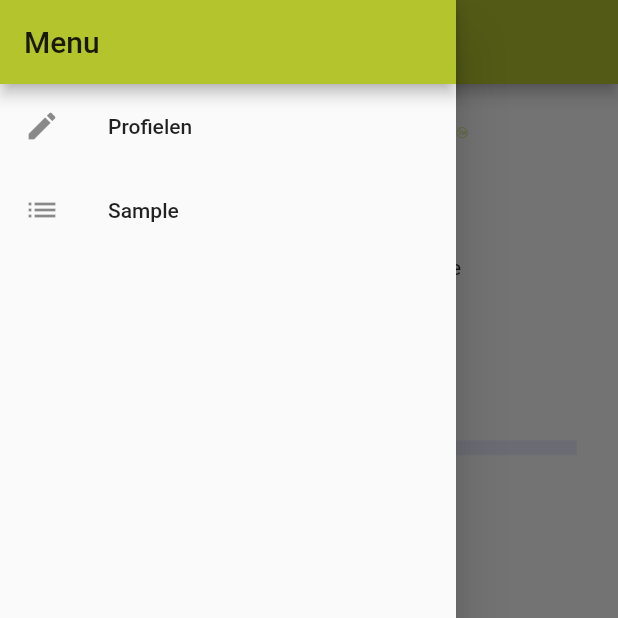
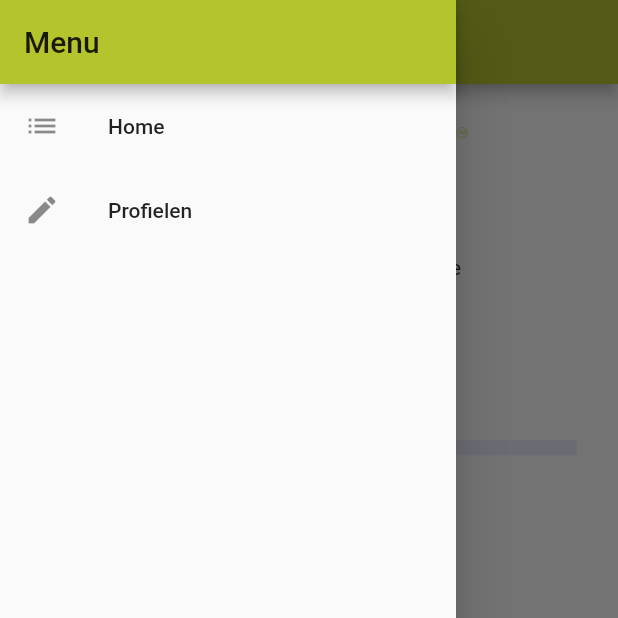
Before and after one commit to Luquatic/IPMEDTH, a Flutter app: the HomePage screen opened by its route, with the side drawer open, on a phone screen of 412 x 824 dp, the top half of it. Run offline on Flutter 3.47's test engine with Material 2 defaults, Android fonts, the phone set to English and light mode, and no system bars; drawn by our look-alikes of flutter_xlider; missing offline and left inert: flutter_sound.

```diff
--- a/lib/main.dart
+++ b/lib/main.dart
@@ -1,13 +1,16 @@
 import 'dart:async';
 
+import 'package:Applaudio/pages/profielen.dart';
 import 'package:flutter/material.dart';
 
 import 'package:flutter/material.dart';
 import 'package:Applaudio/styles/theme.dart' as Theme; //package for the custom styles
+import 'package:flutter/widgets.dart';
 // import 'package:flutter/rendering.dart';
 
 import './pages/intro.dart';
 import './pages/home.dart';
+import './pages/profielen.dart';
 
 void main() {
   // debugPaintSizeEnabled = true;
@@ -25,6 +28,7 @@ class MyApp extends StatelessWidget {
         '/': (BuildContext context) => IntroPage(),
         '/intro': (BuildContext context) => IntroPage(),
         '/home': (BuildContext context) => HomePage(),
+        '/profielen': (BuildContext context) => Profielen()
       },
     );
   }
--- a/lib/pages/home.dart
+++ b/lib/pages/home.dart
@@ -17,15 +17,17 @@ Widget _buildSideDrawer(BuildContext context) {
           title: Text('Menu'),
         ),
         ListTile(
+          leading: Icon(Icons.list),
+          title: Text('Home'),
+          onTap: () {
+            Navigator.pushReplacementNamed(context, '/home');
+          },
+        ),
+        ListTile(
           leading: Icon(Icons.edit),
           title: Text('Profielen'),
-          onTap: () {},
-        ),
-        ListTile(
-          leading: Icon(Icons.list),
-          title: Text('Sample'),
           onTap: () {
-            Navigator.pushReplacementNamed(context, '/sample');
+            Navigator.pushNamed(context, '/profielen');
           },
         ),
       ],
```
Also changed, not shown: lib/pages/profielen.dart (added, +37 -0 lines), 16 other files.
